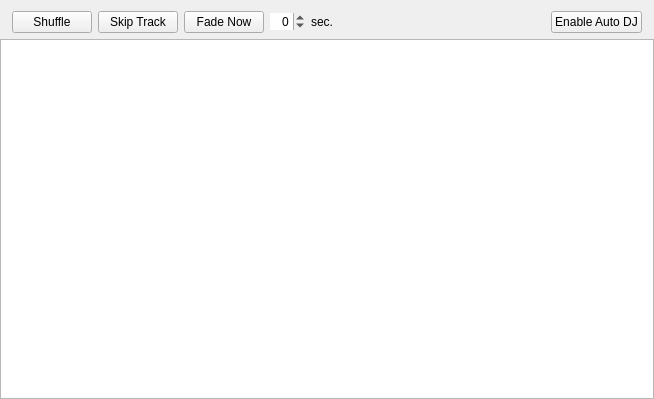
Before: the Qt Designer form mixxx/src/dlgautodj.ui in mixxxcommunity/mixxx, drawn with Qt 5.
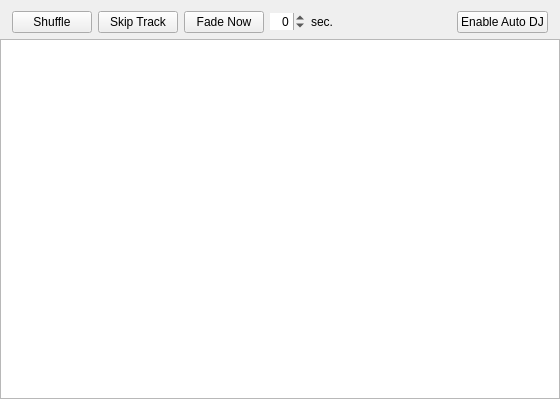
After: the same form once the commit is applied.

What changed in the file:
```diff
--- a/mixxx/src/dlgautodj.ui
+++ b/mixxx/src/dlgautodj.ui
@@ -6,7 +6,7 @@
    <rect>
     <x>0</x>
     <y>0</y>
-    <width>654</width>
+    <width>560</width>
     <height>399</height>
    </rect>
   </property>
```
